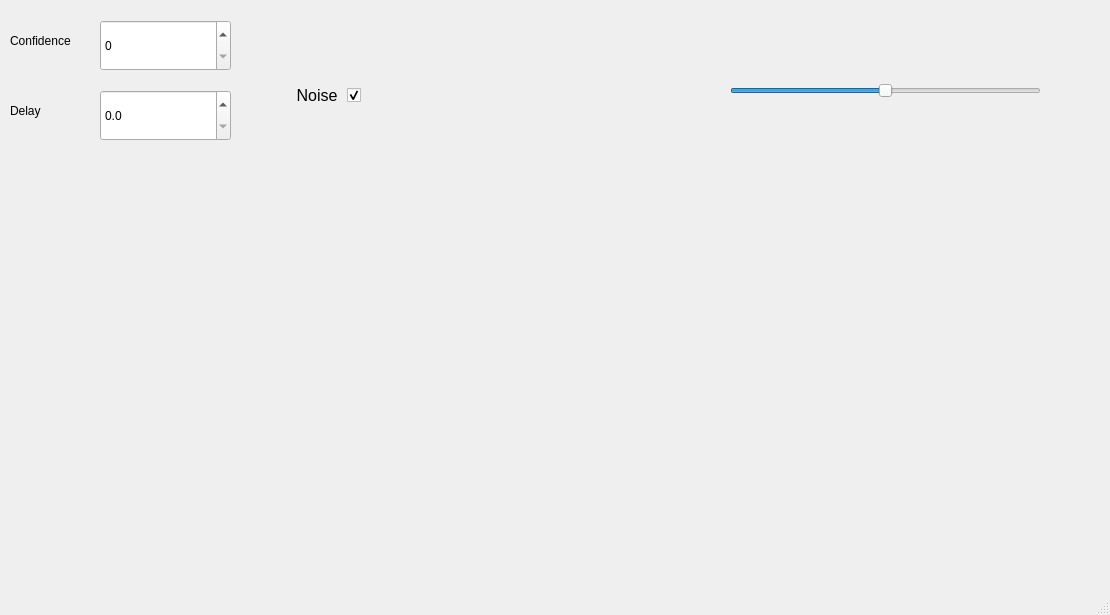
Before: the Qt Designer form mainwindow.ui in mennovf/perfect-pitch, drawn with Qt 5.
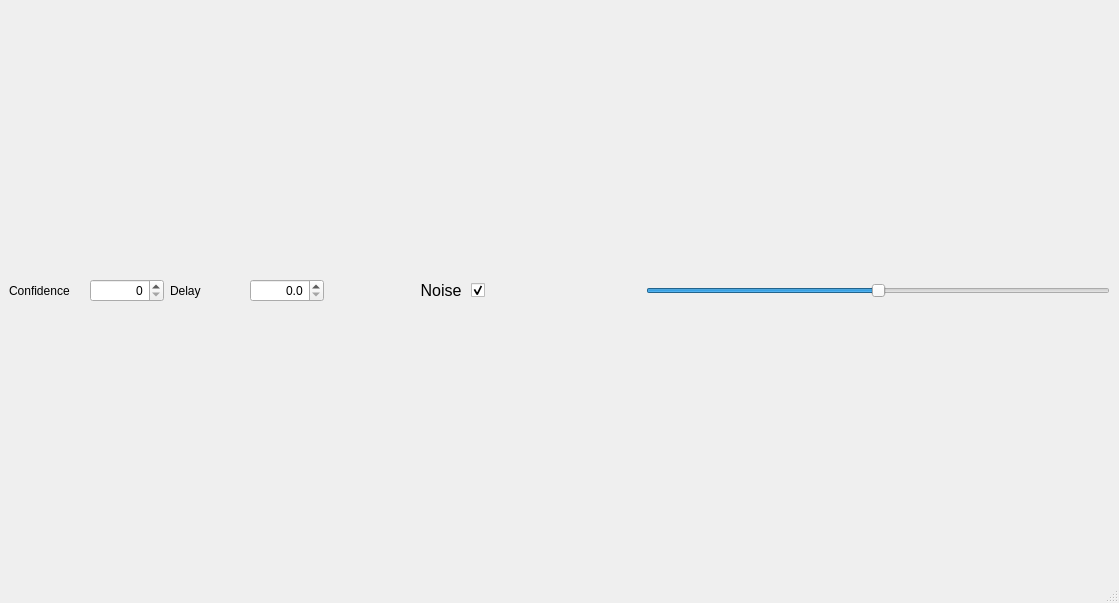
After: the same form once the commit is applied.

Commit message: Rescale keyboard

```diff
--- a/mainwindow.ui
+++ b/mainwindow.ui
@@ -6,79 +6,88 @@
    <rect>
     <x>0</x>
     <y>0</y>
-    <width>1110</width>
-    <height>615</height>
+    <width>1119</width>
+    <height>603</height>
    </rect>
   </property>
   <property name="windowTitle">
    <string>Perfect Pitch</string>
   </property>
   <widget class="QWidget" name="centralwidget">
-   <widget class="QSlider" name="volumeSlider">
-    <property name="geometry">
-     <rect>
-      <x>730</x>
-      <y>80</y>
-      <width>311</width>
-      <height>22</height>
-     </rect>
-    </property>
-    <property name="maximum">
-     <number>100</number>
+   <property name="sizePolicy">
+    <sizepolicy hsizetype="Expanding" vsizetype="Expanding">
+     <horstretch>0</horstretch>
+     <verstretch>0</verstretch>
+    </sizepolicy>
+   </property>
+   <layout class="QVBoxLayout" name="central" stretch="1">
+    <property name="leftMargin">
+     <number>9</number>
     </property>
-    <property name="sliderPosition">
-     <number>50</number>
+    <property name="topMargin">
+     <number>0</number>
     </property>
-    <property name="orientation">
-     <enum>Qt::Horizontal</enum>
+    <property name="rightMargin">
+     <number>9</number>
     </property>
-   </widget>
-   <widget class="QWidget" name="horizontalLayoutWidget">
-    <property name="geometry">
-     <rect>
-      <x>20</x>
-      <y>160</y>
-      <width>1061</width>
-      <height>411</height>
-     </rect>
+    <property name="bottomMargin">
+     <number>0</number>
     </property>
-    <layout class="QHBoxLayout" name="keyboards"/>
-   </widget>
+    <item>
+     <layout class="QHBoxLayout" name="options" stretch="1,1,1,1,3">
+      <property name="bottomMargin">
+       <number>0</number>
+      </property>
+      <item>
+       <layout class="QHBoxLayout" name="confidence_group" stretch="1,1">
+        <item>
    <widget class="QLabel" name="label">
-    <property name="geometry">
-     <rect>
-      <x>10</x>
-      <y>20</y>
-      <width>91</width>
-      <height>41</height>
-     </rect>
-    </property>
     <property name="text">
      <string>Confidence</string>
     </property>
    </widget>
+        </item>
+        <item>
    <widget class="QSpinBox" name="confidence">
-    <property name="geometry">
-     <rect>
-      <x>100</x>
-      <y>20</y>
-      <width>131</width>
-      <height>51</height>
-     </rect>
+          <property name="alignment">
+           <set>Qt::AlignRight|Qt::AlignTrailing|Qt::AlignVCenter</set>
     </property>
     <property name="maximum">
      <number>12</number>
     </property>
    </widget>
+        </item>
+       </layout>
+      </item>
+      <item>
+       <layout class="QHBoxLayout" name="delay_group" stretch="1,1">
+        <item>
+         <widget class="QLabel" name="label_2">
+          <property name="text">
+           <string>Delay</string>
+          </property>
+         </widget>
+        </item>
+        <item>
+         <widget class="QDoubleSpinBox" name="victoryDelay">
+          <property name="alignment">
+           <set>Qt::AlignRight|Qt::AlignTrailing|Qt::AlignVCenter</set>
+          </property>
+          <property name="decimals">
+           <number>1</number>
+          </property>
+          <property name="maximum">
+           <double>10.000000000000000</double>
+          </property>
+          <property name="singleStep">
+           <double>0.500000000000000</double>
+          </property>
+         </widget>
+        </item>
+       </layout>
+      </item>
+      <item>
    <widget class="QCheckBox" name="noise">
-    <property name="geometry">
-     <rect>
-      <x>270</x>
-      <y>70</y>
-      <width>91</width>
-      <height>51</height>
-     </rect>
-    </property>
     <property name="font">
      <font>
       <pointsize>12</pointsize>
@@ -94,38 +103,36 @@
      <bool>true</bool>
     </property>
    </widget>
-   <widget class="QLabel" name="label_2">
-    <property name="geometry">
-     <rect>
-      <x>10</x>
-      <y>90</y>
-      <width>91</width>
-      <height>41</height>
-     </rect>
-    </property>
-    <property name="text">
-     <string>Delay</string>
-    </property>
-   </widget>
-   <widget class="QDoubleSpinBox" name="victoryDelay">
-    <property name="geometry">
-     <rect>
-      <x>100</x>
-      <y>90</y>
-      <width>131</width>
-      <height>51</height>
-     </rect>
-    </property>
-    <property name="decimals">
-     <number>1</number>
-    </property>
+      </item>
+      <item>
+       <spacer name="spacer">
+        <property name="orientation">
+         <enum>Qt::Horizontal</enum>
+        </property>
+        <property name="sizeHint" stdset="0">
+         <size>
+          <width>40</width>
+          <height>20</height>
+         </size>
+        </property>
+       </spacer>
+      </item>
+      <item>
+       <widget class="QSlider" name="volumeSlider">
     <property name="maximum">
-     <double>10.000000000000000</double>
-    </property>
-    <property name="singleStep">
-     <double>0.500000000000000</double>
-    </property>
-   </widget>
+         <number>100</number>
+        </property>
+        <property name="sliderPosition">
+         <number>50</number>
+        </property>
+        <property name="orientation">
+         <enum>Qt::Horizontal</enum>
+        </property>
+       </widget>
+      </item>
+     </layout>
+    </item>
+   </layout>
   </widget>
   <widget class="QStatusBar" name="statusbar"/>
  </widget>
```
Lines whose indentation alone changed are shown as unchanged. The commit also changes 3 other files.
